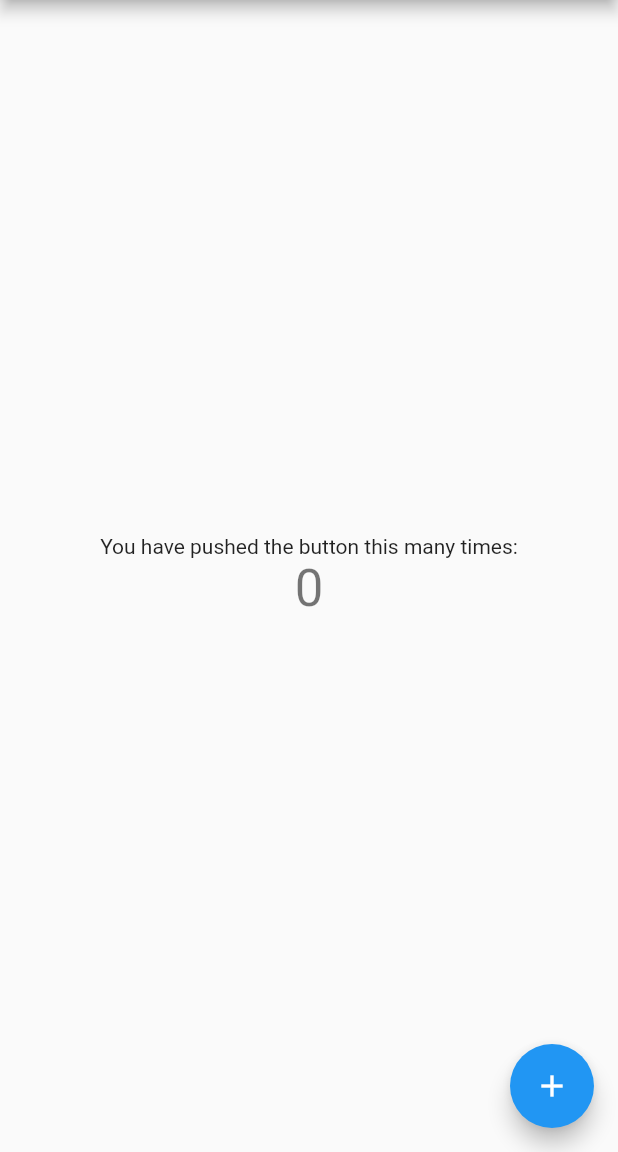
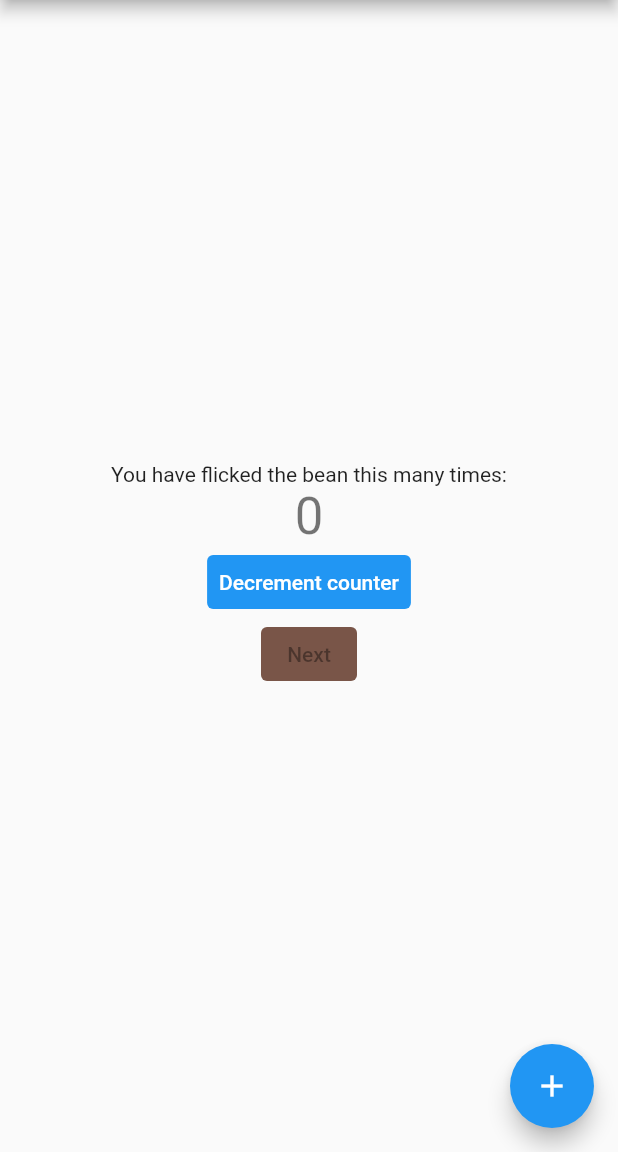
Before and after one commit to Mosiah87/Flutterworld, a Flutter app: the screen it shows after launch, on a phone screen of 412 x 824 dp, the part 84-1236 px from its top. Run offline on Flutter 3.47's test engine with Material 2 defaults, Android fonts, the phone set to English and light mode, and no system bars.

Commit message:
My first commit to the repository

```diff
--- a/lib/main.dart
+++ b/lib/main.dart
@@ -1,4 +1,5 @@
 import 'package:flutter/material.dart';
+import 'package:flutterworlds/page2.dart';
 
 void main() {
   runApp(const MyApp());
@@ -11,6 +12,7 @@ class MyApp extends StatelessWidget {
   @override
   Widget build(BuildContext context) {
     return MaterialApp(
+      debugShowCheckedModeBanner: false,
       title: 'Flutter Demo',
       theme: ThemeData(
         // This is the theme of your application.
@@ -61,6 +63,14 @@ class _MyHomePageState extends State<MyHomePage> {
     });
   }
 
+  void _decrementCounter() {
+    if (_counter > 0) {
+      setState(() {
+        _counter--;
+      });
+    }
+  }
+
   @override
   Widget build(BuildContext context) {
     // This method is rerun every time setState is called, for instance as done
@@ -96,12 +106,33 @@ class _MyHomePageState extends State<MyHomePage> {
           mainAxisAlignment: MainAxisAlignment.center,
           children: <Widget>[
             const Text(
-              'You have pushed the button this many times:',
+              'You have flicked the bean this many times:',
             ),
             Text(
               '$_counter',
               style: Theme.of(context).textTheme.headline4,
             ),
+            TextButton(
+                style: ButtonStyle(
+                    backgroundColor: MaterialStateColor.resolveWith(
+                        (states) => Colors.blue)),
+                onPressed: _decrementCounter,
+                child: const Text(
+                  "Decrement counter",
+                  style: TextStyle(color: Colors.white),
+                )),
+            TextButton(
+                style: ButtonStyle(
+                    backgroundColor: MaterialStateColor.resolveWith(
+                        (states) => Colors.brown)),
+                onPressed: () {
+                  Navigator.push(context,
+                      MaterialPageRoute(builder: (context) => const Page2()));
+                },
+                child: const Text(
+                  "Next",
+                  style: TextStyle(color: Colors.black38),
+                ))
           ],
         ),
       ),
```
Also changed, not shown: lib/page2.dart (added, +37 -0 lines).
